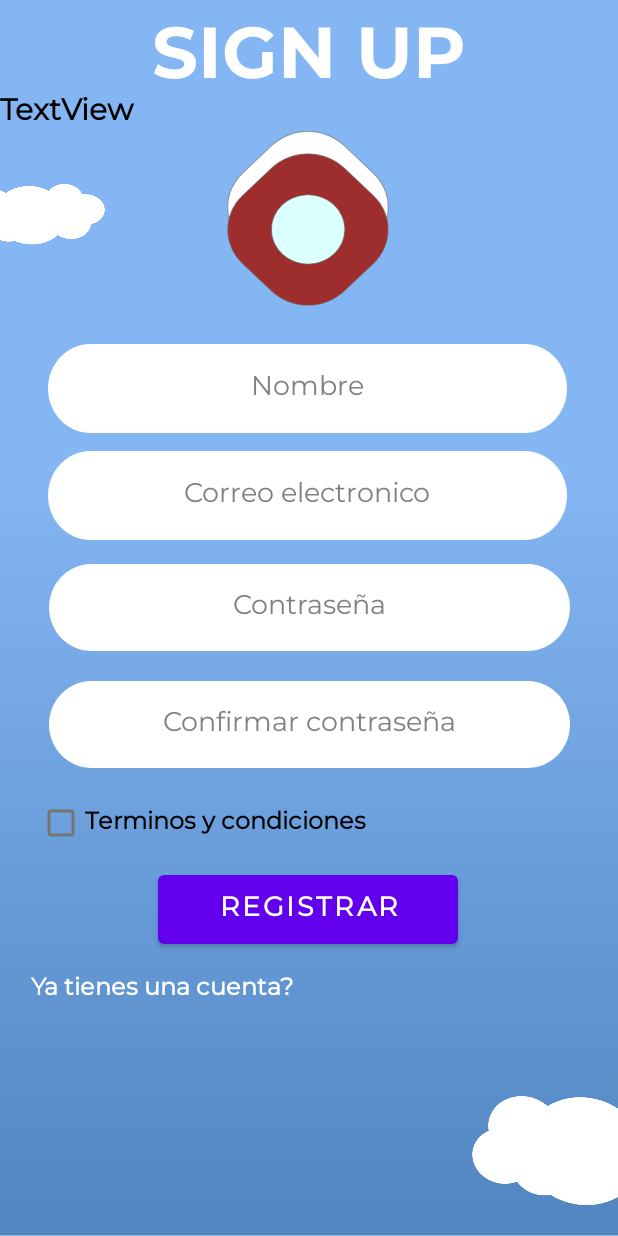
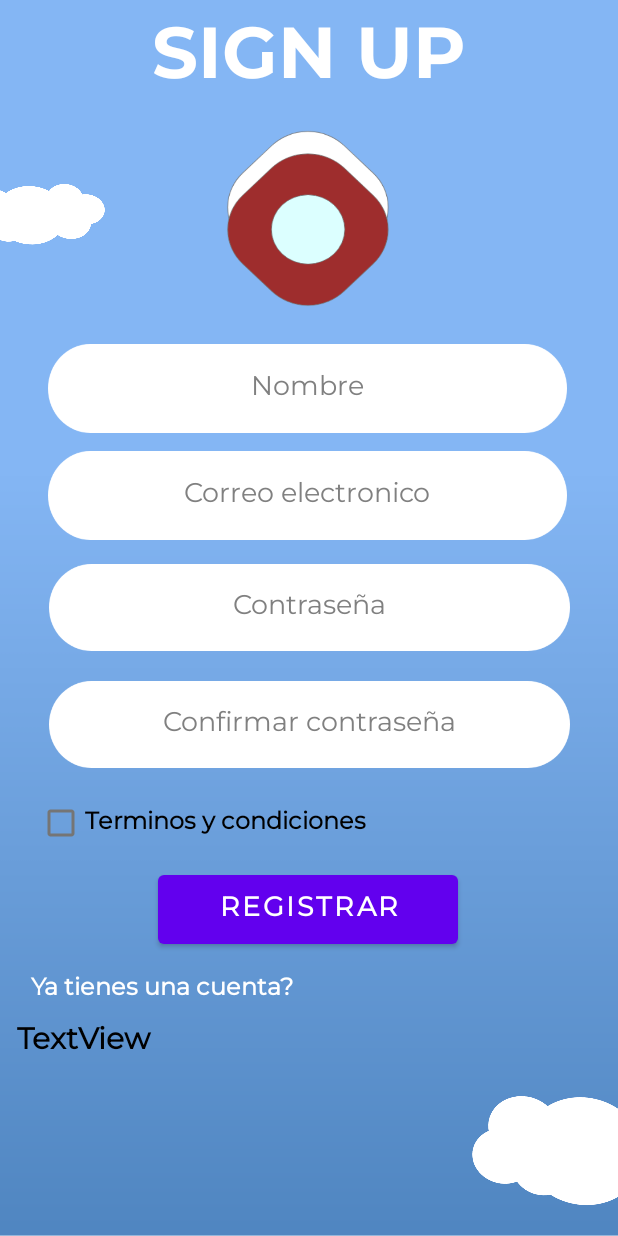
Before and after one commit to Osvaldo2911/CRUD_TBD, an Android app: the Activity_Registro screen opened directly, with no data from a screen before it, on a phone screen of 412 x 824 dp. Run offline under Robolectric (Android 15) with nearby library versions, the phone set to English and light mode, and no system bars.

```diff
--- a/app/src/main/res/layout/activity_registro.xml
+++ b/app/src/main/res/layout/activity_registro.xml
@@ -180,13 +180,17 @@
         android:id="@+id/lbl_resultados"
         android:layout_width="359dp"
         android:layout_height="82dp"
-        android:layout_marginTop="60dp"
+        android:layout_marginStart="11dp"
+        android:layout_marginTop="44dp"
+        android:layout_marginEnd="15dp"
         android:fontFamily="@font/montserrat"
         android:text="TextView"
         android:textColor="#000000"
         android:textSize="20sp"
         android:textStyle="bold"
+        app:layout_constraintEnd_toStartOf="@+id/lbl_nbeL"
+        app:layout_constraintHorizontal_bias="0.0"
         app:layout_constraintStart_toStartOf="parent"
-        app:layout_constraintTop_toTopOf="parent" />
+        app:layout_constraintTop_toBottomOf="@+id/btn_registrar" />
 
 </androidx.constraintlayout.widget.ConstraintLayout>
```
Also changed, not shown: app/src/main/java/com/example/crud_tbd/Activity_datos.java (+35 -2 lines).
